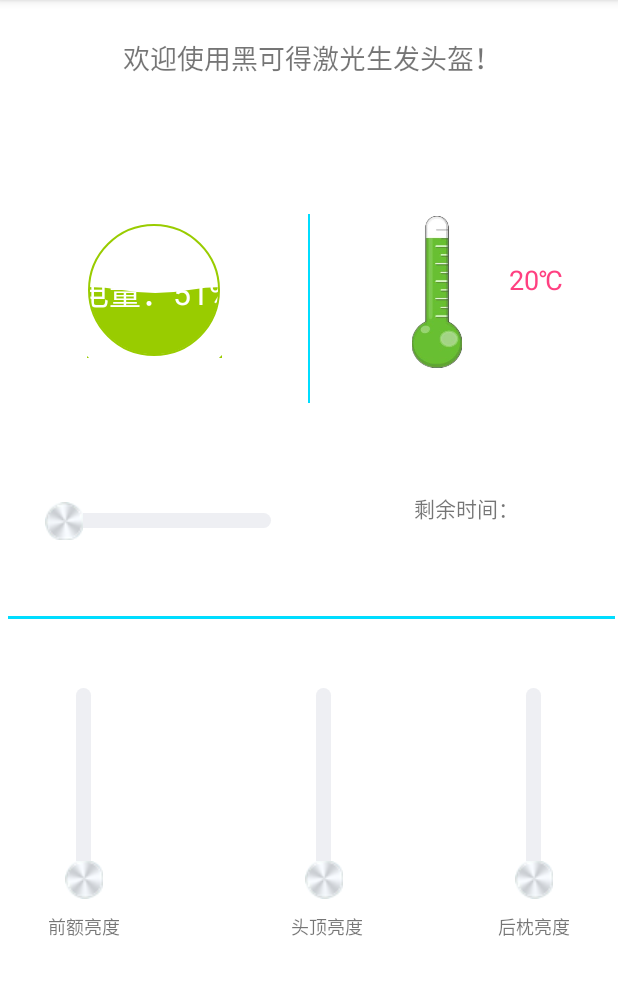
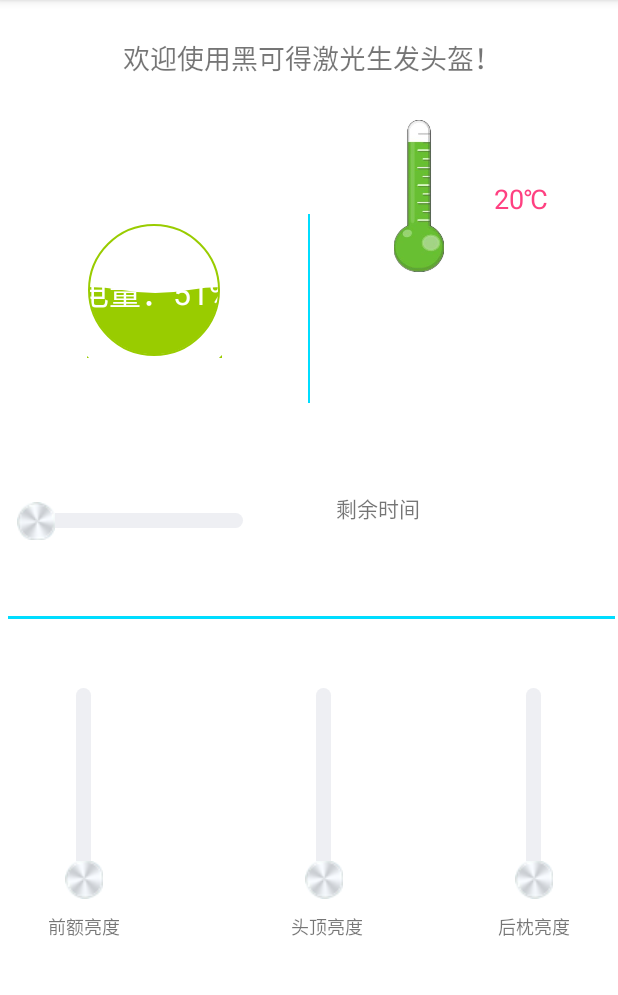
Before and after one commit to 3100702135/headcare, an Android app: the screen it shows after launch (MainActivity), on a phone screen of 412 x 824 dp, the part 84-1079 px from its top. Run offline under Robolectric (Android 15) with nearby library versions, the phone set to English and light mode, and no system bars.

Commit message:
时间设置
时间设置

```diff
--- a/app/src/main/java/com/example/administrator/headcare/util/BluetoothManager.java
+++ b/app/src/main/java/com/example/administrator/headcare/util/BluetoothManager.java
@@ -255,7 +255,6 @@ public  class BluetoothManager implements IBluetoothManager {
             @Override
             public void run() {
                 InputStream is = null;
-
                 try {
                     if (!mClientBluetoothSocket.isConnected()) {
                         mClientBluetoothSocket.connect();
@@ -264,7 +263,6 @@ public  class BluetoothManager implements IBluetoothManager {
                     is = mClientBluetoothSocket.getInputStream();
                     while(null != is) {
                         //is的 read是阻塞的，来了数据才往下走
-//                        int bytesRead = is.read(tempData);
                         int readCount = 0; // 已经成功读取的字节的个数
                         while (readCount < 4) {
                             readCount += is.read(tempData, readCount, 4 - readCount);
@@ -312,12 +310,14 @@ public  class BluetoothManager implements IBluetoothManager {
                     if (!mClientBluetoothSocket.isConnected()) {
                         mClientBluetoothSocket.connect();
                     }
+                    int temp =0;
                     byte[] tempData = new byte[32];
                     for(int i=0;i<data.length;i++)
                     {
+                        temp=data[i]+temp;
                         tempData[i]=data[i];
-                        tempData[i+1]=(byte)(data[i]+tempData[i+1]);
                     }
+                    tempData[data.length]=(byte)temp;
                     os = mClientBluetoothSocket.getOutputStream();
                     os.write(tempData);
                     os.flush();
--- a/app/src/main/res/layout/content_main.xml
+++ b/app/src/main/res/layout/content_main.xml
@@ -124,37 +124,17 @@
         app:layout_constraintVertical_bias="0.026" />
 
 
-    <com.example.administrator.headcare.util.TimerTextView
-        android:id="@+id/timer_text_view"
-        android:layout_width="170dp"
-        android:layout_height="23dp"
-        android:layout_marginBottom="20dp"
-        android:layout_marginEnd="16dp"
-        android:layout_marginRight="16dp"
-        android:layout_marginTop="50dp"
-        android:gravity="center_horizontal"
-        android:text="剩余时间："
-        android:textSize="14sp"
-        app:layout_constraintBottom_toTopOf="@+id/textLine"
-        app:layout_constraintEnd_toEndOf="parent"
-        app:layout_constraintTop_toTopOf="parent"
-        app:layout_constraintVertical_bias="0.877" />
-
     <SeekBar
         android:id="@+id/seekBarTime"
         style="@style/CustomSeekbarStyle"
         android:layout_width="170dp"
         android:layout_height="40dp"
         android:layout_marginBottom="20dp"
-        android:layout_marginEnd="8dp"
         android:layout_marginLeft="8dp"
-        android:layout_marginRight="8dp"
         android:layout_marginStart="8dp"
         android:layout_marginTop="60dp"
-        android:max="30"
+        android:max="1800"
         app:layout_constraintBottom_toTopOf="@+id/textLine"
-        app:layout_constraintEnd_toStartOf="@+id/timer_text_view"
-        app:layout_constraintHorizontal_bias="0.47"
         app:layout_constraintStart_toStartOf="parent"
         app:layout_constraintTop_toTopOf="parent"
         app:layout_constraintVertical_bias="0.919" />
@@ -201,21 +181,18 @@
         android:id="@+id/textViewTemp"
         android:layout_width="40dp"
         android:layout_height="30dp"
-        android:layout_marginBottom="8dp"
         android:layout_marginEnd="8dp"
         android:layout_marginLeft="8dp"
         android:layout_marginRight="8dp"
         android:layout_marginStart="8dp"
-        android:layout_marginTop="8dp"
+        android:layout_marginTop="120dp"
         android:text="20℃"
         android:textColor="@color/colorAccent"
         android:textSize="18sp"
-        app:layout_constraintBottom_toTopOf="@+id/timer_text_view"
         app:layout_constraintEnd_toEndOf="parent"
-        app:layout_constraintHorizontal_bias="0.351"
+        app:layout_constraintHorizontal_bias="0.307"
         app:layout_constraintStart_toEndOf="@+id/imageView2"
-        app:layout_constraintTop_toTopOf="parent"
-        app:layout_constraintVertical_bias="0.588" />
+        app:layout_constraintTop_toTopOf="parent" />
 
     <ImageView
         android:id="@+id/imageView2"
@@ -226,13 +203,13 @@
         android:layout_marginLeft="8dp"
         android:layout_marginRight="8dp"
         android:layout_marginStart="8dp"
-        android:layout_marginTop="8dp"
-        app:layout_constraintBottom_toTopOf="@+id/timer_text_view"
+        android:layout_marginTop="80dp"
+        app:layout_constraintBottom_toTopOf="@+id/textViewTime"
         app:layout_constraintEnd_toEndOf="parent"
-        app:layout_constraintHorizontal_bias="0.368"
+        app:layout_constraintHorizontal_bias="0.278"
         app:layout_constraintStart_toEndOf="@+id/textView2"
         app:layout_constraintTop_toTopOf="parent"
-        app:layout_constraintVertical_bias="0.646"
+        app:layout_constraintVertical_bias="0.0"
         app:srcCompat="@drawable/temp" />
 
     <TextView
@@ -251,4 +228,22 @@
         app:layout_constraintStart_toStartOf="parent"
         app:layout_constraintTop_toTopOf="parent" />
 
+    <TextView
+        android:id="@+id/textViewTime"
+        android:layout_width="170dp"
+        android:layout_height="25dp"
+        android:layout_marginBottom="8dp"
+        android:layout_marginEnd="8dp"
+        android:layout_marginLeft="8dp"
+        android:layout_marginRight="8dp"
+        android:layout_marginStart="8dp"
+        android:layout_marginTop="60dp"
+        android:text="剩余时间"
+        app:layout_constraintBottom_toTopOf="@+id/textLine"
+        app:layout_constraintEnd_toEndOf="parent"
+        app:layout_constraintHorizontal_bias="0.794"
+        app:layout_constraintStart_toEndOf="@+id/seekBarTime"
+        app:layout_constraintTop_toTopOf="parent"
+        app:layout_constraintVertical_bias="0.845" />
+
 </android.support.constraint.ConstraintLayout>
```
Also changed, not shown: app/src/main/java/com/example/administrator/headcare/MainActivity.java (+63 -29 lines).
